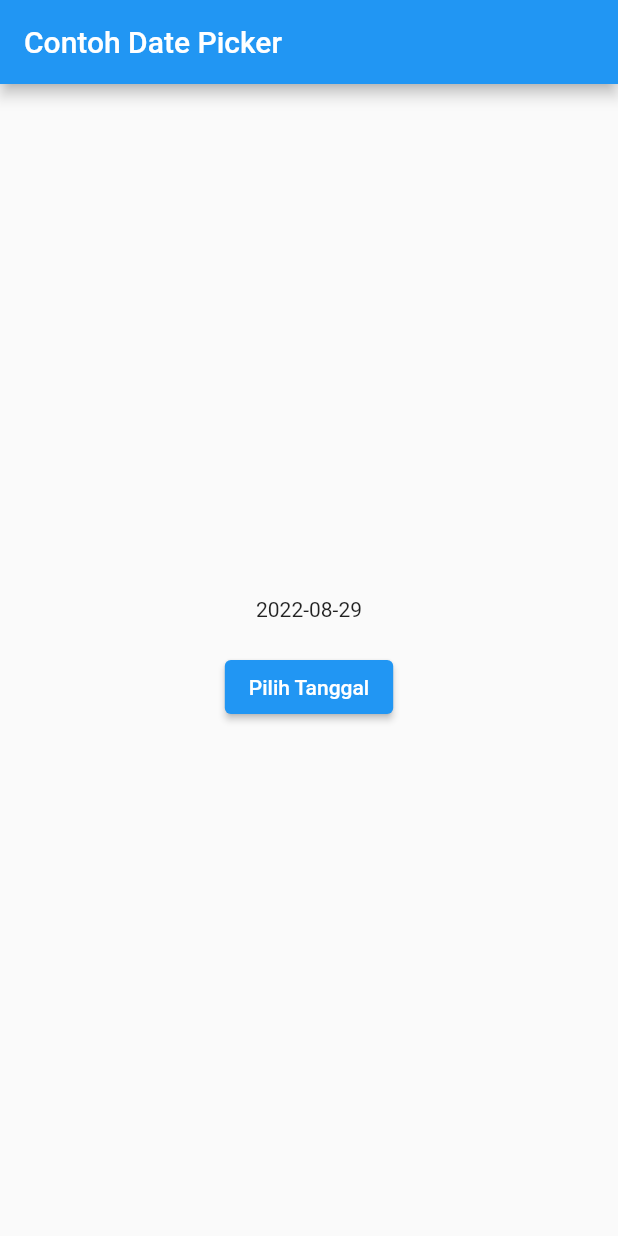
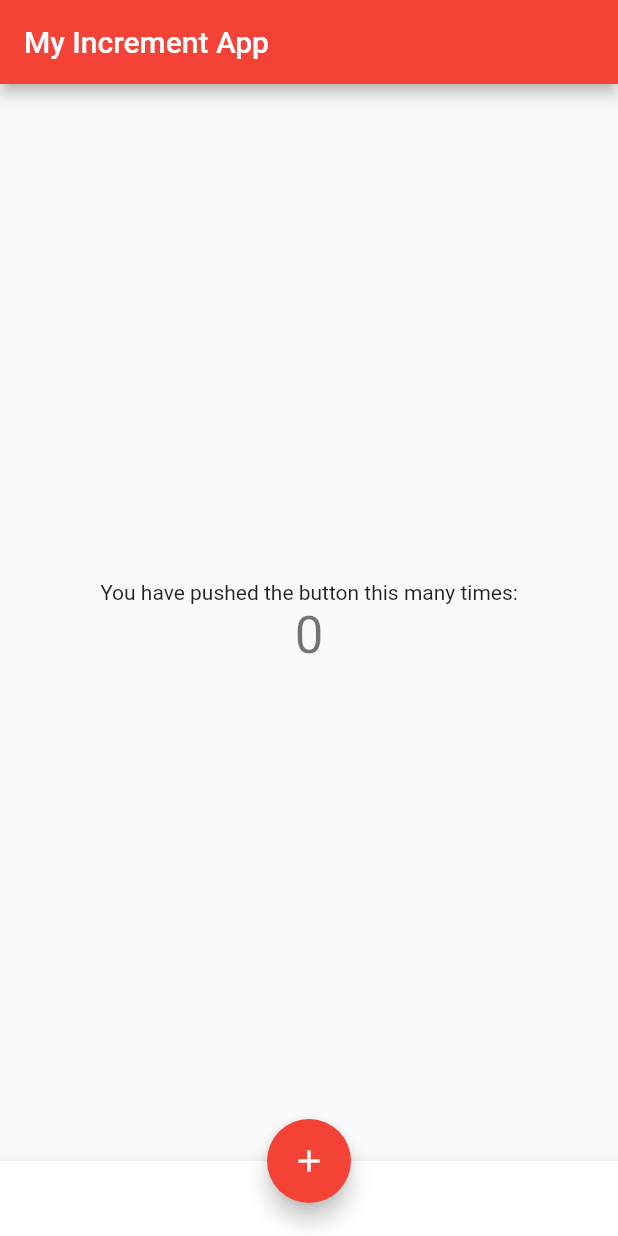
Before and after one commit to tsaniarisqi/flutter-fundamental-part1, a Flutter app: the screen it shows after launch, on a phone screen of 412 x 824 dp. Run offline on Flutter 3.47's test engine with Material 2 defaults, Android fonts, the phone set to English and light mode, and no system bars.

Commit message:
praktikum 4, update scaffold widget

```diff
--- /dev/null
+++ b/lib/basic_widgets/navigation_bar_widget.dart
@@ -0,0 +1,16 @@
+import 'package:flutter/material.dart';
+
+class navBarWidget extends StatelessWidget {
+  const navBarWidget({
+    Key? key,
+  }) : super(key: key);
+
+  @override
+  Widget build(BuildContext context) {
+    return BottomAppBar(
+      child: Container(
+        height: 50.0,
+      ),
+    );
+  }
+}
--- a/lib/main.dart
+++ b/lib/main.dart
@@ -1,18 +1,23 @@
-import 'dart:async';
 import 'package:flutter/material.dart';
 
-import 'basic_widgets/text_widget.dart';
+import 'basic_widgets/navigation_bar_widget.dart';
 
-void main() => runApp(const MyApp());
+void main() {
+  runApp(const MyApp());
+}
 
 class MyApp extends StatelessWidget {
   const MyApp({Key? key}) : super(key: key);
 
+  // This widget is the root of your application.
   @override
   Widget build(BuildContext context) {
-    return const MaterialApp(
-      title: 'Contoh Date Picker',
-      home: MyHomePage(title: 'Contoh Date Picker'),
+    return MaterialApp(
+      title: 'Flutter Demo',
+      theme: ThemeData(
+        primarySwatch: Colors.red,
+      ),
+      home: const MyHomePage(title: 'My Increment App'),
     );
   }
 }
@@ -23,26 +28,16 @@ class MyHomePage extends StatefulWidget {
   final String title;
 
   @override
-  _MyHomePageState createState() => _MyHomePageState();
+  State<MyHomePage> createState() => _MyHomePageState();
 }
 
 class _MyHomePageState extends State<MyHomePage> {
-  // Variable/State untuk mengambil tanggal
-  DateTime selectedDate = DateTime.now();
+  int _counter = 0;
 
-  //  Initial SelectDate FLutter
-  Future<void> _selectDate(BuildContext context) async {
-    // Initial DateTime FIinal Picked
-    final DateTime? picked = await showDatePicker(
-        context: context,
-        initialDate: selectedDate,
-        firstDate: DateTime(2015, 8),
-        lastDate: DateTime(2101));
-    if (picked != null && picked != selectedDate) {
-      setState(() {
-        selectedDate = picked;
-      });
-    }
+  void _incrementCounter() {
+    setState(() {
+      _counter++;
+    });
   }
 
   @override
@@ -53,27 +48,25 @@ class _MyHomePageState extends State<MyHomePage> {
       ),
       body: Center(
         child: Column(
-          mainAxisSize: MainAxisSize.min,
+          mainAxisAlignment: MainAxisAlignment.center,
           children: <Widget>[
-            TextWidget(selectedDate: selectedDate),
-            const SizedBox(
-              height: 20.0,
+            const Text(
+              'You have pushed the button this many times:',
             ),
-            elevatedButtonWidget(context),
+            Text(
+              '$_counter',
+              style: Theme.of(context).textTheme.headline4,
+            ),
           ],
         ),
       ),
-    );
-  }
-
-  ElevatedButton elevatedButtonWidget(BuildContext context) {
-    return ElevatedButton(
-      onPressed: () => {
-        _selectDate(context),
-        // ignore: avoid_print
-        print(selectedDate.day + selectedDate.month + selectedDate.year)
-      },
-      child: const Text('Pilih Tanggal'),
+      bottomNavigationBar: const navBarWidget(),
+      floatingActionButton: FloatingActionButton(
+        onPressed: _incrementCounter,
+        tooltip: 'Increment Counter',
+        child: const Icon(Icons.add),
+      ),
+      floatingActionButtonLocation: FloatingActionButtonLocation.centerDocked,
     );
   }
 }
```
Also changed, not shown: images/06.png.
